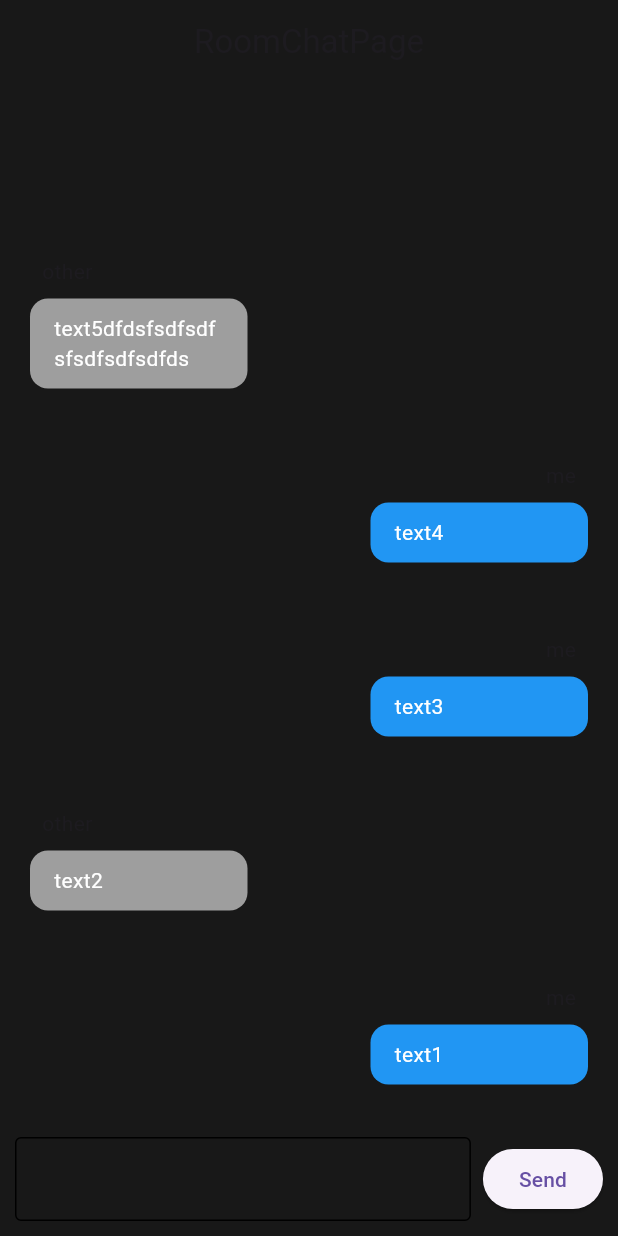
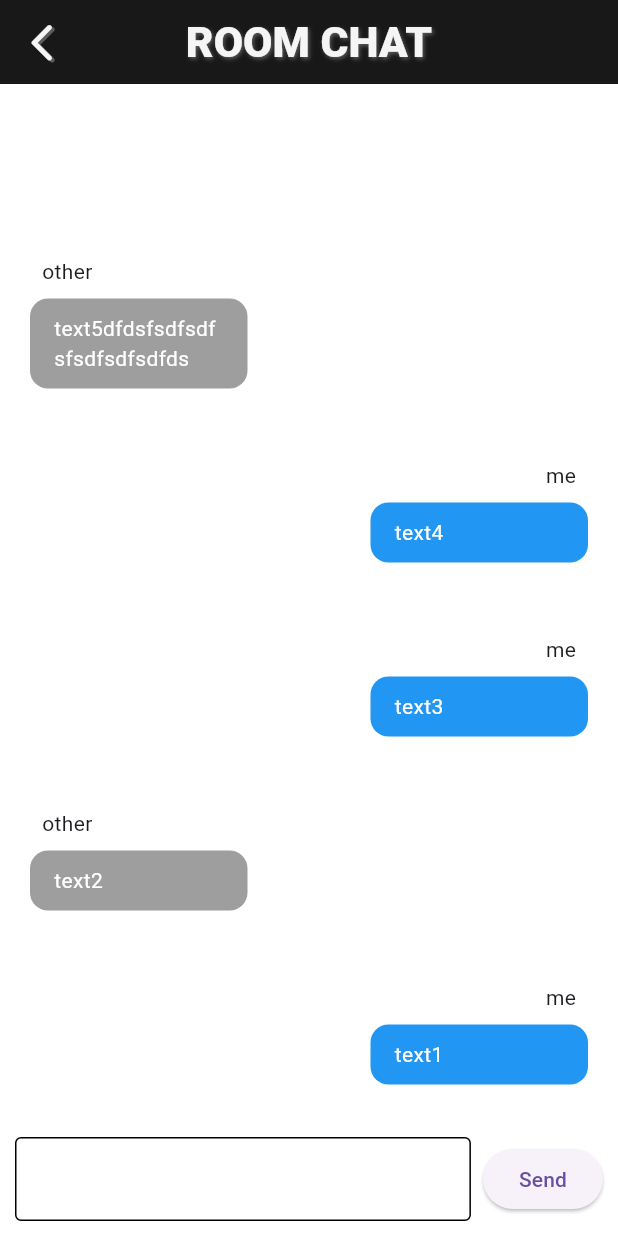
Before and after one commit to jhdo-dev/elice-1st-topkon, a Flutter app: the RoomChatPage screen opened by its route, on a phone screen of 412 x 824 dp. Run offline on Flutter 3.47's test engine with Material 3 defaults, Android fonts, the phone set to English and light mode, and no system bars; our stand-ins replace bloc, equatable, flutter_bloc, flutter_screenutil, go_router, google_fonts; Roboto replaces fonts that are missing (Play).

Commit message:
채팅룸 앱바 작업

```diff
--- a/alarm_front/lib/presentation/pages/room_chat/room_chat_page.dart
+++ b/alarm_front/lib/presentation/pages/room_chat/room_chat_page.dart
@@ -1,3 +1,5 @@
+import 'package:alarm_front/config/colors.dart';
+import 'package:alarm_front/presentation/widgets/app_bar.dart';
 import 'package:flutter/material.dart';
 
 class RoomChatPage extends StatefulWidget {
@@ -11,9 +13,10 @@ class _RoomChatPageState extends State<RoomChatPage> {
   @override
   Widget build(BuildContext context) {
     return Scaffold(
-        appBar: AppBar(
-          title: const Text('RoomChatPage'),
-          centerTitle: true,
+        backgroundColor: Colors.white,
+        appBar: AppbarWidget(
+          title: 'ROOM CHAT',
+          isBackIcon: true,
         ),
         body: Container(
           child: Column(
```
